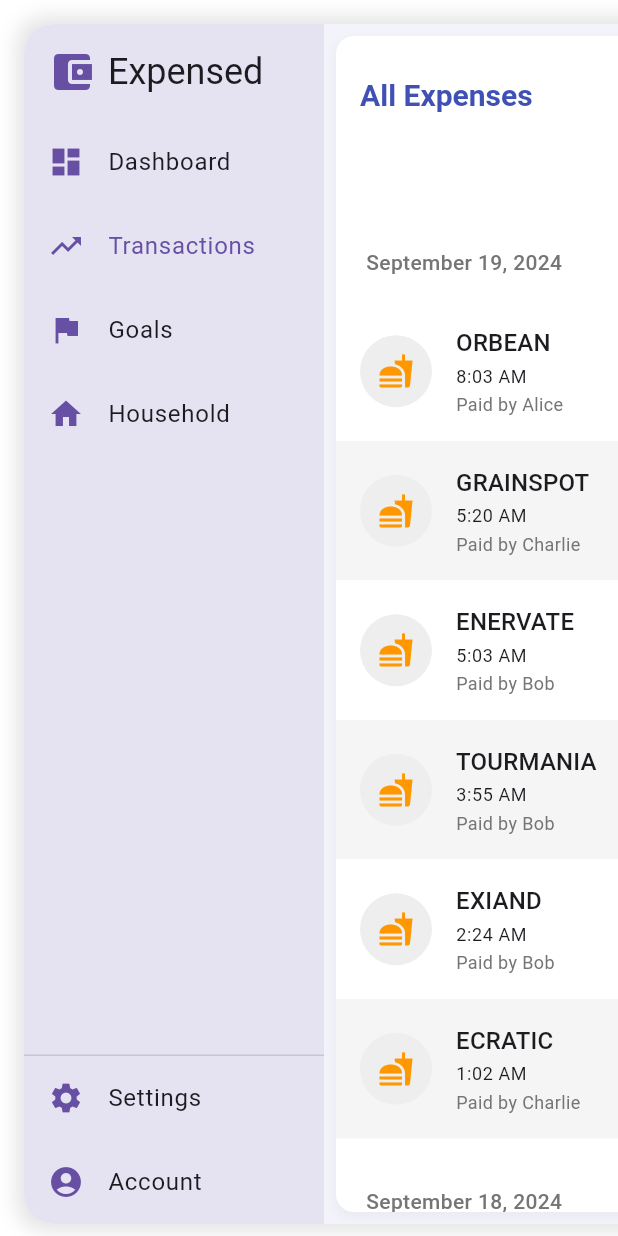
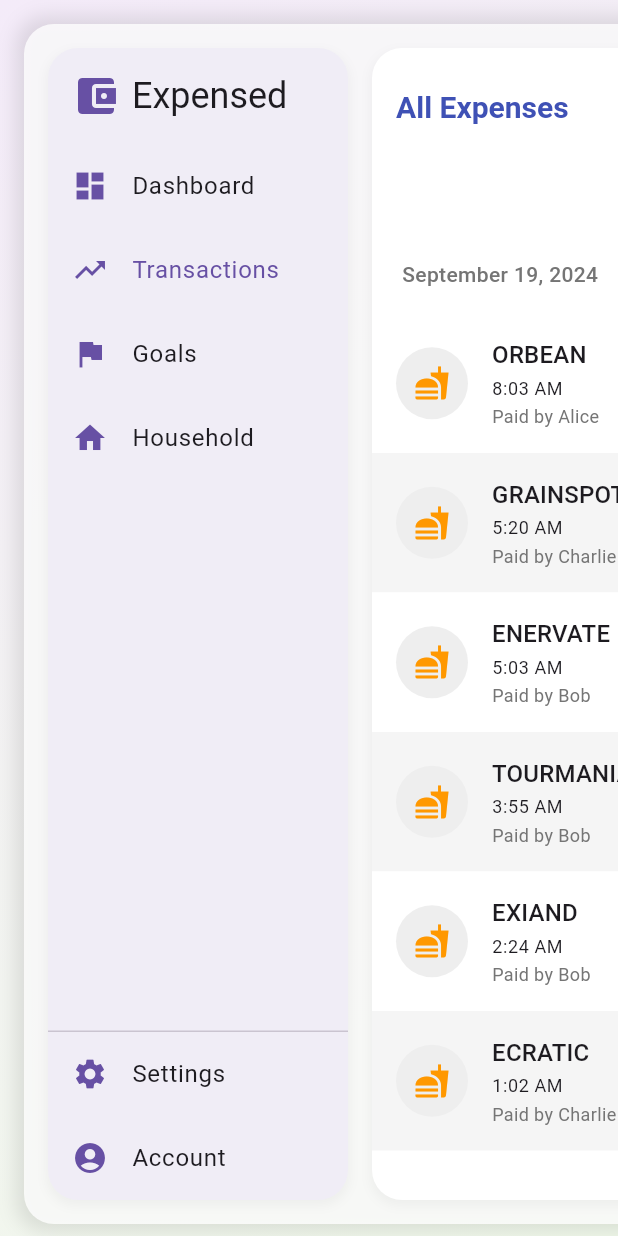
Before and after one commit to DylanCa/expensed_web_app, a Flutter app: the screen it shows after launch, after a tap on "Transactions", on a phone screen of 412 x 824 dp. Run offline on Flutter 3.47's test engine with Material 3 defaults, Android fonts, the phone set to English and light mode, and no system bars; our stand-ins replace fl_chart, go_router, rxdart.

Commit message:
Added shadow & background app colour & transparent background to the app

```diff
--- a/lib/main.dart
+++ b/lib/main.dart
@@ -85,7 +85,7 @@ class MyApp extends StatelessWidget {
           800: Color(0xFF5465BC),
           900: Color(0xFF4252B0),
         }),
-        scaffoldBackgroundColor: Color(0xFFF3F4FB),
+        scaffoldBackgroundColor: Colors.grey[200], // Light grey background
         cardColor: Colors.white,
         textTheme: TextTheme(
           displayLarge: TextStyle(
@@ -120,7 +120,13 @@ class MyApp extends StatelessWidget {
       ),
       routerConfig: _router,
       builder: (context, child) {
-        return LayoutBuilder(
+        return Container(
+          decoration: BoxDecoration(
+              gradient: LinearGradient(
+                  colors: [Color(0xFFF4EBF9), Color(0xFFF1F9EB)],
+                  begin: Alignment.topLeft,
+                  end: Alignment.bottomRight)),
+          child: LayoutBuilder(
             builder: (context, constraints) {
               const fixedWidth = 1600.0;
               const padding = 16.0;
@@ -145,7 +151,7 @@ class MyApp extends StatelessWidget {
                         width: appWidth,
                         height: appHeight,
                         decoration: BoxDecoration(
-                        color: Theme.of(context).scaffoldBackgroundColor,
+                          color: Colors.white.withAlpha(200),
                           borderRadius: BorderRadius.circular(20),
                           boxShadow: [
                             BoxShadow(
@@ -165,6 +171,7 @@ class MyApp extends StatelessWidget {
                 ),
               );
             },
+          ),
         );
       },
     );
--- a/lib/pages/homepage.dart
+++ b/lib/pages/homepage.dart
@@ -3,6 +3,7 @@ import 'package:flutter/material.dart';
 import 'package:provider/provider.dart';
 import 'package:go_router/go_router.dart';
 import 'package:expensed_web_app/providers/expense_provider.dart';
+import 'package:expensed_web_app/utils/ui_utils.dart';
 import 'dashboard.dart';
 
 class Homepage extends StatefulWidget {
@@ -56,21 +57,17 @@ class _HomepageState extends State<Homepage> {
           );
         }
 
-        if (expenseProvider.error != null) {
         return Scaffold(
-            body: Center(
-                child: Text(expenseProvider.error!,
-                    style: Theme.of(context).textTheme.bodyLarge)),
-          );
-        }
-
-        return Scaffold(
-          backgroundColor: Theme.of(context).scaffoldBackgroundColor,
-          body: Row(
+          backgroundColor: Colors.transparent,
+          body: Padding(
+            padding: const EdgeInsets.all(16.0),
+            child: Row(
               children: [
-              Container(
+                buildElevatedContainer(
+                  backgroundColor: Colors.white,
+                  child: Container(
+                    color: Theme.of(context).primaryColor.withOpacity(0.1),
                     width: 200,
-                color: Theme.of(context).primaryColor.withOpacity(0.1),
                     child: Column(
                       children: [
                         Padding(
@@ -85,7 +82,8 @@ class _HomepageState extends State<Homepage> {
                               SizedBox(width: 8),
                               Text(
                                 'Expensed',
-                            style: Theme.of(context).textTheme.headlineSmall,
+                                style:
+                                    Theme.of(context).textTheme.headlineSmall,
                               ),
                             ],
                           ),
@@ -120,10 +118,13 @@ class _HomepageState extends State<Homepage> {
                       ],
                     ),
                   ),
+                ),
+                SizedBox(width: 16),
                 Expanded(
                   child: _pages[selectedIndex],
                 ),
               ],
+            ),
           ),
         );
       },
--- a/lib/pages/transactions.dart
+++ b/lib/pages/transactions.dart
@@ -44,14 +44,14 @@ class Transactions extends StatelessWidget {
             _calculateSelectedDateRangeTotal(filteredExpenses);
 
         return Scaffold(
-          backgroundColor: Theme.of(context).scaffoldBackgroundColor,
+          backgroundColor: Colors.transparent,
           body: Row(
             crossAxisAlignment: CrossAxisAlignment.start,
             children: [
               Expanded(
                 flex: 2,
                 child: buildElevatedContainer(
-                  TransactionList(
+                  child: TransactionList(
                     expenses: filteredExpenses,
                     onSearch: expenseProvider.setSearchQuery,
                     showFilterBottomSheet: () =>
@@ -72,7 +72,7 @@ class Transactions extends StatelessWidget {
                   child: Column(
                     children: [
                       buildElevatedContainer(
-                        SizedBox(
+                        child: SizedBox(
                           width: double.infinity,
                           height: 170,
                           child: ExpenseSummary(
@@ -88,7 +88,7 @@ class Transactions extends StatelessWidget {
                       ),
                       SizedBox(height: 16),
                       buildElevatedContainer(
-                        SizedBox(
+                        child: SizedBox(
                           height: 300,
                           child: SpendingByPerson(
                             filteredExpenses: filteredExpenses,
@@ -97,7 +97,7 @@ class Transactions extends StatelessWidget {
                       ),
                       SizedBox(height: 16),
                       buildElevatedContainer(
-                        SizedBox(
+                        child: SizedBox(
                           height: 300,
                           child: SpendingPerCategory(
                             filteredExpenses: filteredExpenses,
--- a/lib/utils/ui_utils.dart
+++ b/lib/utils/ui_utils.dart
@@ -1,11 +1,14 @@
 import 'package:flutter/material.dart';
 
-Widget buildElevatedContainer(Widget child) {
+Widget buildElevatedContainer({
+  required Widget child,
+  double borderRadius = 20,
+  Color? backgroundColor,
+}) {
   return Container(
-    margin: EdgeInsets.all(8),
     decoration: BoxDecoration(
-      color: Colors.white,
-      borderRadius: BorderRadius.circular(12),
+      color: backgroundColor ?? Colors.white,
+      borderRadius: BorderRadius.circular(borderRadius),
       boxShadow: [
         BoxShadow(
           color: Colors.grey.withOpacity(0.1),
@@ -15,6 +18,9 @@ Widget buildElevatedContainer(Widget child) {
         ),
       ],
     ),
-    child: child,
+    child: ClipRRect(
+      borderRadius: BorderRadius.circular(borderRadius),
+      child: child,
+    ),
   );
 }
```
Lines whose indentation alone changed are shown as unchanged.
